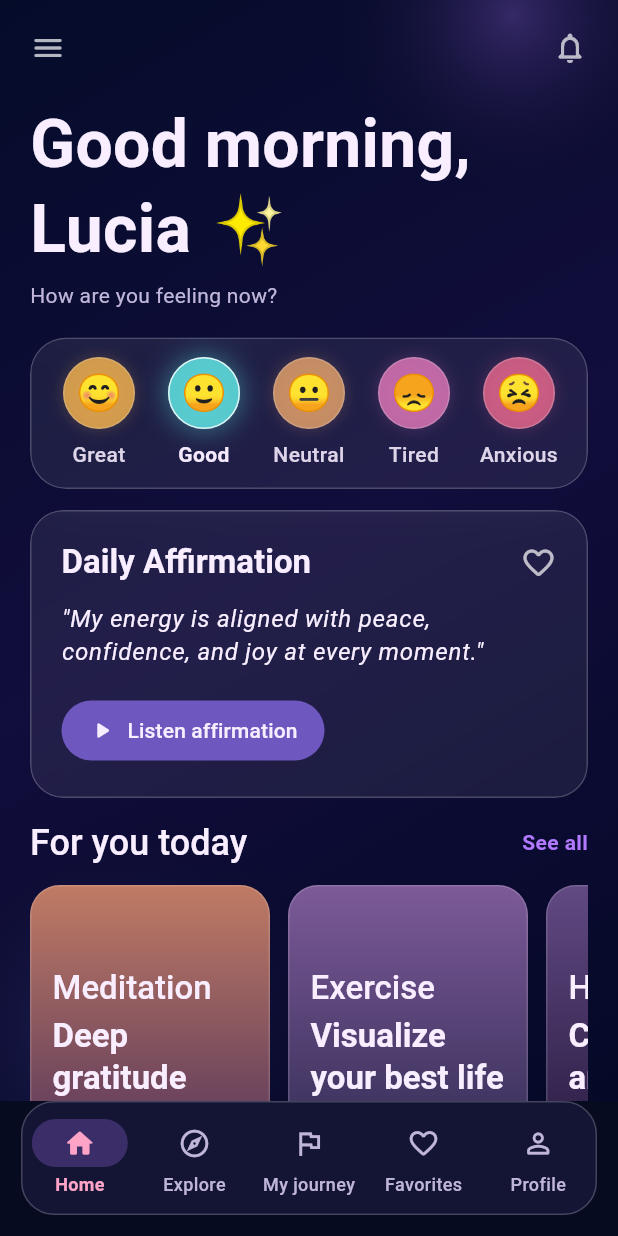
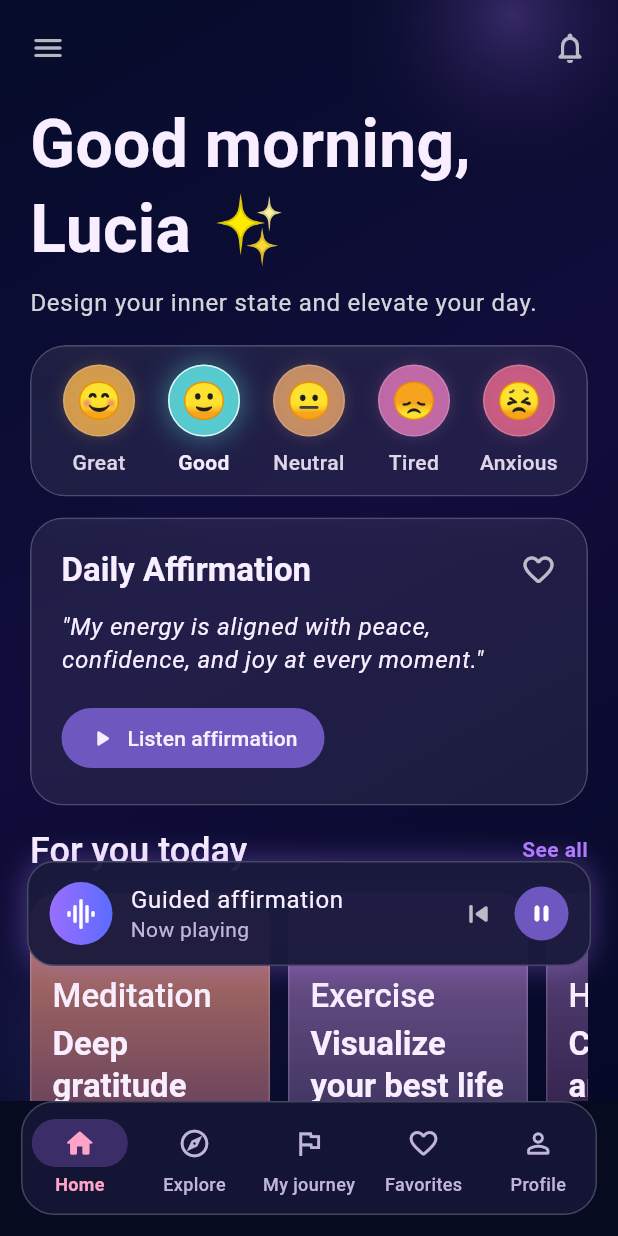
Before and after one commit to jmrechef/manifestApp, a Flutter app: the HomeScreen screen opened by its route, after a tap on "Good", on a phone screen of 412 x 824 dp. Run offline on Flutter 3.47's test engine with Material 2 defaults, Android fonts, the phone set to English and light mode, and no system bars; our stand-ins replace go_router; generated files the repository leaves out were written again.

Commit message:
Add featured session and night flow categories to home screen; update app colors and localization strings

```diff
--- a/lib/core/theme/app_colors.dart
+++ b/lib/core/theme/app_colors.dart
@@ -5,6 +5,8 @@ class AppColors {
   static const Color surface = Color(0xFF17183A);
   static const Color accent = Color(0xFFB179FF);
   static const Color accentSecondary = Color(0xFF7A93FF);
+  static const Color featuredStart = Color(0xFF6E4DAB);
+  static const Color featuredEnd = Color(0xFF2B2F66);
   static const Color textPrimary = Color(0xFFF8EEFF);
   static const Color textSecondary = Color(0xFFC0B6DA);
   static const Color glassStroke = Color(0x33FFFFFF);
--- a/lib/features/home/presentation/screens/home_screen.dart
+++ b/lib/features/home/presentation/screens/home_screen.dart
@@ -5,6 +5,9 @@ import '../../domain/meditation_category.dart';
 import '../../domain/mood.dart';
 import '../../../../shared/widgets/ambient_background.dart';
 import '../widgets/affirmation_card.dart';
+import '../widgets/emotional_greeting_header.dart';
+import '../widgets/featured_session_section.dart';
+import '../widgets/floating_mini_player.dart';
 import '../widgets/luxury_bottom_nav.dart';
 import '../widgets/meditation_categories.dart';
 import '../widgets/mood_selector.dart';
@@ -38,6 +41,26 @@ class _HomeScreenState extends State<HomeScreen>
         title: l10n.categoryHypnosisTitle,
         subtitle: l10n.categoryHypnosisSubtitle,
         duration: '15 min',
+      ),
+    ];
+  }
+
+  List<MeditationCategory> _nightCategories(AppLocalizations l10n) {
+    return <MeditationCategory>[
+      MeditationCategory(
+        title: l10n.nightFlowTitleOne,
+        subtitle: l10n.nightFlowSubtitleOne,
+        duration: '12 min',
+      ),
+      MeditationCategory(
+        title: l10n.nightFlowTitleTwo,
+        subtitle: l10n.nightFlowSubtitleTwo,
+        duration: '9 min',
+      ),
+      MeditationCategory(
+        title: l10n.nightFlowTitleThree,
+        subtitle: l10n.nightFlowSubtitleThree,
+        duration: '14 min',
       ),
     ];
   }
@@ -87,6 +110,7 @@ class _HomeScreenState extends State<HomeScreen>
     final double maxContentWidth = tabletPlus ? 920 : 680;
     final List<String> affirmations = _affirmations(l10n);
     final List<MeditationCategory> categories = _categories(l10n);
+    final List<MeditationCategory> nightCategories = _nightCategories(l10n);
     final int affirmationIndex = _selectedMood.index % affirmations.length;
 
     return Scaffold(
@@ -99,39 +123,30 @@ class _HomeScreenState extends State<HomeScreen>
         favoritesLabel: l10n.navFavorites,
         profileLabel: l10n.navProfile,
       ),
-      body: AmbientBackground(
+      body: Stack(
+        children: <Widget>[
+          AmbientBackground(
             child: SafeArea(
               child: Center(
                 child: ConstrainedBox(
                   constraints: BoxConstraints(maxWidth: maxContentWidth),
                   child: FadeTransition(
-                opacity:
-                    CurvedAnimation(parent: _controller, curve: Curves.easeOut),
+                    opacity: CurvedAnimation(
+                      parent: _controller,
+                      curve: Curves.easeOut,
+                    ),
                     child: ListView(
-                  padding: const EdgeInsets.fromLTRB(20, 20, 20, 110),
+                      padding: const EdgeInsets.fromLTRB(20, 20, 20, 220),
                       children: <Widget>[
-                    Row(
-                      mainAxisAlignment: MainAxisAlignment.spaceBetween,
-                      children: const <Widget>[
-                        Icon(Icons.menu_rounded, color: Colors.white70),
-                        Icon(Icons.notifications_none_rounded,
-                            color: Colors.white70),
-                      ],
-                    ),
-                    const SizedBox(height: 24),
-                    Text(
-                      l10n.homeGreeting,
-                      style: Theme.of(context).textTheme.headlineMedium,
-                    ),
-                    const SizedBox(height: 6),
-                    Text(
-                      l10n.moodSelectorTitle,
-                      style: Theme.of(context).textTheme.bodyMedium,
+                        EmotionalGreetingHeader(
+                          greeting: l10n.homeGreeting,
+                          subtitle: l10n.homeSubtitle,
                         ),
                         const SizedBox(height: 18),
                         MoodSelector(
                           selectedMood: _selectedMood,
-                      moodLabelBuilder: (Mood mood) => _moodLabel(l10n, mood),
+                          moodLabelBuilder: (Mood mood) =>
+                              _moodLabel(l10n, mood),
                           onChanged: (Mood mood) =>
                               setState(() => _selectedMood = mood),
                         ),
@@ -139,7 +154,8 @@ class _HomeScreenState extends State<HomeScreen>
                         AnimatedSwitcher(
                           duration: const Duration(milliseconds: 320),
                           child: DailyAffirmationCard(
-                        key: ValueKey<String>(affirmations[affirmationIndex]),
+                            key: ValueKey<String>(
+                                affirmations[affirmationIndex]),
                             title: l10n.affirmationCardTitle,
                             message: affirmations[affirmationIndex],
                             actionLabel: l10n.affirmationAction,
@@ -151,6 +167,19 @@ class _HomeScreenState extends State<HomeScreen>
                           viewAllLabel: l10n.viewAll,
                           categories: categories,
                         ),
+                        const SizedBox(height: 18),
+                        FeaturedSessionSection(
+                          title: l10n.featuredSessionTitle,
+                          sessionTitle: l10n.featuredSessionName,
+                          sessionMeta: l10n.featuredSessionMeta,
+                          actionLabel: l10n.featuredSessionAction,
+                        ),
+                        const SizedBox(height: 18),
+                        MeditationCategories(
+                          title: l10n.nightFlowSectionTitle,
+                          viewAllLabel: l10n.viewAll,
+                          categories: nightCategories,
+                        ),
                       ],
                     ),
                   ),
@@ -158,6 +187,17 @@ class _HomeScreenState extends State<HomeScreen>
               ),
             ),
           ),
+          Positioned(
+            left: 18,
+            right: 18,
+            bottom: 90,
+            child: FloatingMiniPlayer(
+              title: l10n.playerNowPlayingTitle,
+              subtitle: l10n.playerNowPlayingSubtitle,
+            ),
+          ),
+        ],
+      ),
     );
   }
 }
--- /dev/null
+++ b/lib/features/home/presentation/widgets/emotional_greeting_header.dart
@@ -0,0 +1,37 @@
+import 'package:flutter/material.dart';
+
+class EmotionalGreetingHeader extends StatelessWidget {
+  const EmotionalGreetingHeader({
+    super.key,
+    required this.greeting,
+    required this.subtitle,
+  });
+
+  final String greeting;
+  final String subtitle;
+
+  @override
+  Widget build(BuildContext context) {
+    return Column(
+      crossAxisAlignment: CrossAxisAlignment.start,
+      children: <Widget>[
+        Row(
+          mainAxisAlignment: MainAxisAlignment.spaceBetween,
+          children: const <Widget>[
+            Icon(Icons.menu_rounded, color: Colors.white70),
+            Icon(Icons.notifications_none_rounded, color: Colors.white70),
+          ],
+        ),
+        const SizedBox(height: 24),
+        Text(greeting, style: Theme.of(context).textTheme.headlineMedium),
+        const SizedBox(height: 8),
+        Text(
+          subtitle,
+          style: Theme.of(context).textTheme.bodyLarge?.copyWith(
+                color: Colors.white.withOpacity(0.82),
+              ),
+        ),
+      ],
+    );
+  }
+}
--- /dev/null
+++ b/lib/features/home/presentation/widgets/featured_session_section.dart
@@ -0,0 +1,118 @@
+import 'package:flutter/material.dart';
+
+import '../../../../core/theme/app_colors.dart';
+import '../../../../shared/widgets/glass_card.dart';
+
+class FeaturedSessionSection extends StatelessWidget {
+  const FeaturedSessionSection({
+    super.key,
+    required this.title,
+    required this.sessionTitle,
+    required this.sessionMeta,
+    required this.actionLabel,
+  });
+
+  final String title;
+  final String sessionTitle;
+  final String sessionMeta;
+  final String actionLabel;
+
+  @override
+  Widget build(BuildContext context) {
+    return Column(
+      crossAxisAlignment: CrossAxisAlignment.start,
+      children: <Widget>[
+        Text(title, style: Theme.of(context).textTheme.headlineSmall),
+        const SizedBox(height: 12),
+        TweenAnimationBuilder<double>(
+          tween: Tween<double>(begin: 0.97, end: 1),
+          duration: const Duration(milliseconds: 700),
+          curve: Curves.easeOutCubic,
+          builder: (BuildContext context, double scale, Widget? child) {
+            return Transform.scale(scale: scale, child: child);
+          },
+          child: GlassCard(
+            borderRadius: 22,
+            child: Container(
+              decoration: BoxDecoration(
+                borderRadius: BorderRadius.circular(22),
+                gradient: LinearGradient(
+                  begin: Alignment.topLeft,
+                  end: Alignment.bottomRight,
+                  colors: <Color>[
+                    AppColors.featuredStart.withOpacity(0.48),
+                    AppColors.featuredEnd.withOpacity(0.32),
+                  ],
+                ),
+              ),
+              child: Padding(
+                padding: const EdgeInsets.fromLTRB(2, 2, 2, 2),
+                child: Row(
+                  children: <Widget>[
+                    Container(
+                      width: 84,
+                      height: 84,
+                      decoration: BoxDecoration(
+                        borderRadius: BorderRadius.circular(16),
+                        gradient: const LinearGradient(
+                          begin: Alignment.topCenter,
+                          end: Alignment.bottomCenter,
+                          colors: <Color>[
+                            Color(0xAAFFC79B),
+                            Color(0xAA7950C5),
+                          ],
+                        ),
+                      ),
+                      child: const Icon(
+                        Icons.spatial_audio_rounded,
+                        size: 34,
+                        color: Colors.white,
+                      ),
+                    ),
+                    const SizedBox(width: 14),
+                    Expanded(
+                      child: Column(
+                        crossAxisAlignment: CrossAxisAlignment.start,
+                        children: <Widget>[
+                          Text(
+                            sessionTitle,
+                            style: Theme.of(context).textTheme.titleLarge,
+                          ),
+                          const SizedBox(height: 4),
+                          Text(
+                            sessionMeta,
+                            style: Theme.of(context)
+                                .textTheme
+                                .bodyMedium
+                                ?.copyWith(
+                                  color: Colors.white.withOpacity(0.78),
+                                ),
+                          ),
+                          const SizedBox(height: 10),
+                          ElevatedButton.icon(
+                            onPressed: () {},
+                            icon: const Icon(Icons.play_arrow_rounded),
+                            label: Text(actionLabel),
+                            style: ElevatedButton.styleFrom(
+                              backgroundColor: AppColors.buttonFill,
+                              foregroundColor: AppColors.textPrimary,
+                              shape: RoundedRectangleBorder(
+                                borderRadius: BorderRadius.circular(999),
+                              ),
+                              visualDensity: VisualDensity.compact,
+                              elevation: 0,
+                            ),
+                          ),
+                        ],
+                      ),
+                    ),
+                  ],
+                ),
+              ),
+            ),
+          ),
+        ),
+      ],
+    );
+  }
+}
--- /dev/null
+++ b/lib/features/home/presentation/widgets/floating_mini_player.dart
@@ -0,0 +1,115 @@
+import 'package:flutter/material.dart';
+
+import '../../../../core/theme/app_colors.dart';
+
+class FloatingMiniPlayer extends StatefulWidget {
+  const FloatingMiniPlayer({
+    super.key,
+    required this.title,
+    required this.subtitle,
+  });
+
+  final String title;
+  final String subtitle;
+
+  @override
+  State<FloatingMiniPlayer> createState() => _FloatingMiniPlayerState();
+}
+
+class _FloatingMiniPlayerState extends State<FloatingMiniPlayer>
+    with SingleTickerProviderStateMixin {
+  late final AnimationController _pulseController;
+
+  @override
+  void initState() {
+    super.initState();
+    _pulseController = AnimationController(
+      vsync: this,
+      duration: const Duration(milliseconds: 1800),
+    )..repeat(reverse: true);
+  }
+
+  @override
+  void dispose() {
+    _pulseController.dispose();
+    super.dispose();
+  }
+
+  @override
+  Widget build(BuildContext context) {
+    return AnimatedBuilder(
+      animation: _pulseController,
+      builder: (BuildContext context, Widget? child) {
+        final double glow = 0.22 + (_pulseController.value * 0.14);
+        return Container(
+          padding: const EdgeInsets.symmetric(horizontal: 14, vertical: 10),
+          decoration: BoxDecoration(
+            borderRadius: BorderRadius.circular(18),
+            color: AppColors.surface.withOpacity(0.94),
+            border: Border.all(color: AppColors.glassStroke),
+            boxShadow: <BoxShadow>[
+              BoxShadow(
+                color: AppColors.accent.withOpacity(glow),
+                blurRadius: 16,
+                spreadRadius: 1,
+              ),
+            ],
+          ),
+          child: Row(
+            children: <Widget>[
+              Container(
+                width: 42,
+                height: 42,
+                decoration: const BoxDecoration(
+                  shape: BoxShape.circle,
+                  gradient: LinearGradient(
+                    colors: <Color>[Color(0xFF9A6EFF), Color(0xFF5B6CFF)],
+                  ),
+                ),
+                child:
+                    const Icon(Icons.graphic_eq_rounded, color: Colors.white),
+              ),
+              const SizedBox(width: 12),
+              Expanded(
+                child: Column(
+                  crossAxisAlignment: CrossAxisAlignment.start,
+                  mainAxisSize: MainAxisSize.min,
+                  children: <Widget>[
+                    Text(widget.title,
+                        maxLines: 1,
+                        overflow: TextOverflow.ellipsis,
+                        style: Theme.of(context).textTheme.bodyLarge),
+                    Text(
+                      widget.subtitle,
+                      maxLines: 1,
+                      overflow: TextOverflow.ellipsis,
+                      style: Theme.of(context).textTheme.bodyMedium,
+                    ),
+                  ],
+                ),
+              ),
+              IconButton(
+                onPressed: () {},
+                icon: const Icon(Icons.skip_previous_rounded),
+                color: Colors.white70,
+              ),
+              Container(
+                width: 36,
+                height: 36,
+                decoration: const BoxDecoration(
+                  shape: BoxShape.circle,
+                  color: AppColors.buttonFill,
+                ),
+                child: IconButton(
+                  onPressed: () {},
+                  icon: const Icon(Icons.pause_rounded, size: 18),
+                  color: Colors.white,
+                ),
+              ),
+            ],
+          ),
+        );
+      },
+    );
+  }
+}
--- a/lib/features/home/presentation/widgets/meditation_categories.dart
+++ b/lib/features/home/presentation/widgets/meditation_categories.dart
@@ -65,7 +65,20 @@ class _CategoryTile extends StatelessWidget {
 
   @override
   Widget build(BuildContext context) {
-    return Container(
+    return TweenAnimationBuilder<double>(
+      tween: Tween<double>(begin: 0.98, end: 1),
+      duration: Duration(milliseconds: 260 + (index * 80)),
+      curve: Curves.easeOutCubic,
+      builder: (BuildContext context, double value, Widget? child) {
+        return Opacity(
+          opacity: value,
+          child: Transform.translate(
+            offset: Offset(0, (1 - value) * 18),
+            child: child,
+          ),
+        );
+      },
+      child: Container(
         width: 160,
         decoration: BoxDecoration(
           gradient: LinearGradient(
@@ -129,6 +142,7 @@ class _CategoryTile extends StatelessWidget {
             ],
           ),
         ),
+      ),
     );
   }
 }
--- a/lib/l10n/app_en.arb
+++ b/lib/l10n/app_en.arb
@@ -28,6 +28,19 @@
   "categoryExerciseSubtitle": "Visualize your best life",
   "categoryHypnosisTitle": "Hypnosis",
   "categoryHypnosisSubtitle": "Confidence and safety",
+  "featuredSessionTitle": "Featured session",
+  "featuredSessionName": "Abundance journey",
+  "featuredSessionMeta": "Immersive audio - 18 min",
+  "featuredSessionAction": "Start now",
+  "nightFlowSectionTitle": "Night flow",
+  "nightFlowTitleOne": "Sleep",
+  "nightFlowSubtitleOne": "Deep rest",
+  "nightFlowTitleTwo": "Breathwork",
+  "nightFlowSubtitleTwo": "Inner calm",
+  "nightFlowTitleThree": "Manifest",
+  "nightFlowSubtitleThree": "Guided visualization",
+  "playerNowPlayingTitle": "Guided affirmation",
+  "playerNowPlayingSubtitle": "Now playing",
   "welcomeTagline": "Create your reality from your mind and your heart",
   "welcomeBenefitOneTitle": "Daily manifestations",
   "welcomeBenefitOneSubtitle": "Affirmations and exercises",
--- a/lib/l10n/app_es.arb
+++ b/lib/l10n/app_es.arb
@@ -28,6 +28,19 @@
   "categoryExerciseSubtitle": "Visualiza tu mejor vida",
   "categoryHypnosisTitle": "Hipnosis",
   "categoryHypnosisSubtitle": "Confianza y seguridad",
+  "featuredSessionTitle": "Sesion destacada",
+  "featuredSessionName": "Viaje de abundancia",
+  "featuredSessionMeta": "Audio inmersivo - 18 min",
+  "featuredSessionAction": "Comenzar ahora",
+  "nightFlowSectionTitle": "Flujo nocturno",
+  "nightFlowTitleOne": "Sueno",
+  "nightFlowSubtitleOne": "Descanso profundo",
+  "nightFlowTitleTwo": "Respiracion",
+  "nightFlowSubtitleTwo": "Calma interior",
+  "nightFlowTitleThree": "Manifestacion",
+  "nightFlowSubtitleThree": "Visualizacion guiada",
+  "playerNowPlayingTitle": "Afirmacion guiada",
+  "playerNowPlayingSubtitle": "Reproduciendo ahora",
   "welcomeTagline": "Crea tu realidad desde tu mente y tu corazon",
   "welcomeBenefitOneTitle": "Manifestaciones diarias",
   "welcomeBenefitOneSubtitle": "Afirmaciones y ejercicios",
```
Lines whose indentation alone changed are shown as unchanged.
